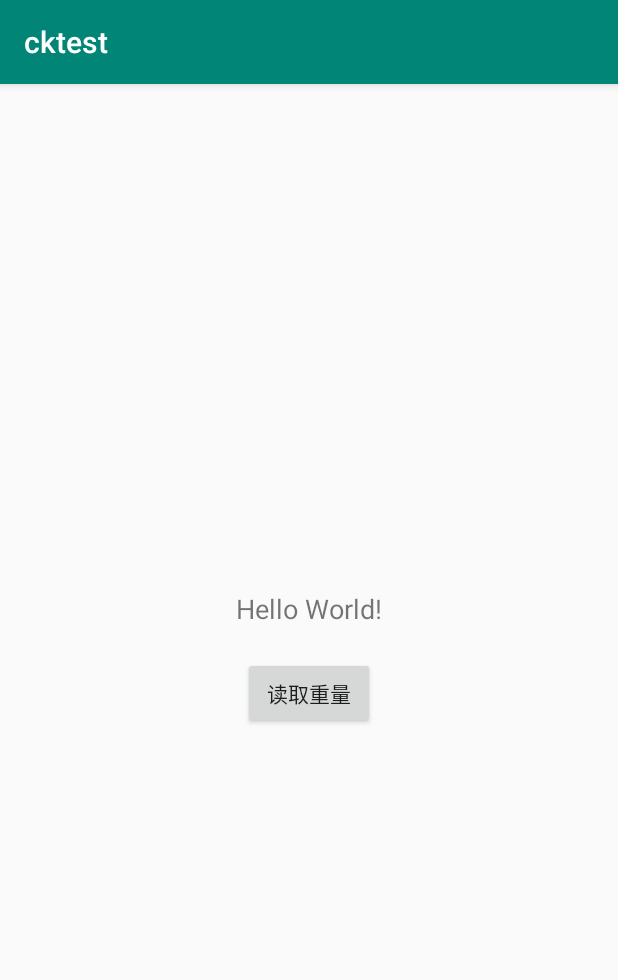
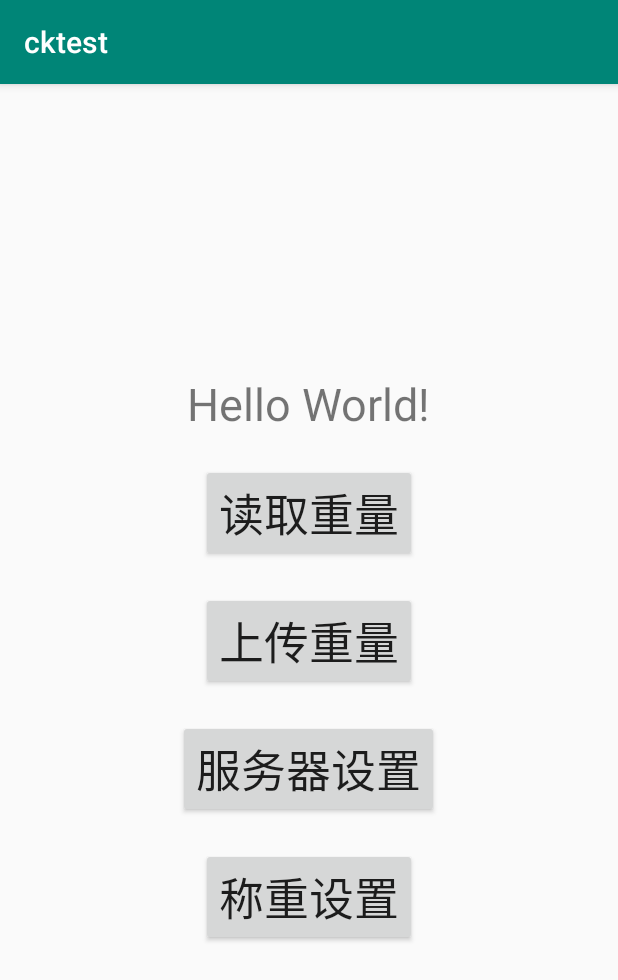
Before and after one commit to jelly-cai/pmzproject, an Android app: the screen it shows after launch (MainActivity), on a phone screen of 412 x 824 dp. Shown: the top 980 px of the screen. Run offline under Robolectric (Android 15) with nearby library versions, the phone set to English and light mode, and no system bars; libraries missing offline, so code that uses them is left out: com.kongqw.serialportlibrary, com.xuhao.didi; 5 statements that could not run were skipped.

Commit message:
完善国内

```diff
--- a/app/build.gradle
+++ b/app/build.gradle
@@ -28,4 +28,5 @@ dependencies {
     androidTestImplementation 'androidx.test:runner:1.1.1'
     androidTestImplementation 'androidx.test.espresso:espresso-core:3.1.1'
     implementation 'com.github.kongqw:AndroidSerialPort:1.0.1'
+    implementation 'com.tonystark.android:socket:4.1.0'
 }
--- a/app/src/main/AndroidManifest.xml
+++ b/app/src/main/AndroidManifest.xml
@@ -1,6 +1,9 @@
 <?xml version="1.0" encoding="utf-8"?>
 <manifest xmlns:android="http://schemas.android.com/apk/res/android"
     package="com.jellycai.test">
+
+    <uses-permission android:name="android.permission.INTERNET"/>
+    <uses-permission android:name="android.permission.ACCESS_NETWORK_STATE"/>
 
     <application
         android:allowBackup="true"
@@ -16,6 +19,8 @@
                 <category android:name="android.intent.category.LAUNCHER" />
             </intent-filter>
         </activity>
+        <activity android:name=".ServerSetActivity" />
+        <activity android:name=".WeightSetActivity" />
     </application>
 
 </manifest>
--- a/app/src/main/java/com/jellycai/test/MainActivity.java
+++ b/app/src/main/java/com/jellycai/test/MainActivity.java
@@ -8,41 +8,121 @@ import android.util.Log;
 import android.view.View;
 import android.widget.Button;
 import android.widget.TextView;
+import android.widget.Toast;
 
-import com.kongqw.serialportlibrary.Device;
-import com.kongqw.serialportlibrary.SerialPortFinder;
 import com.kongqw.serialportlibrary.SerialPortManager;
 import com.kongqw.serialportlibrary.listener.OnSerialPortDataListener;
+import com.xuhao.didi.socket.client.sdk.OkSocket;
+import com.xuhao.didi.socket.client.sdk.client.ConnectionInfo;
+import com.xuhao.didi.socket.client.sdk.client.action.SocketActionAdapter;
+import com.xuhao.didi.socket.client.sdk.client.connection.IConnectionManager;
 
 import java.io.File;
-import java.math.BigInteger;
-import java.util.ArrayList;
 
+import static android.widget.Toast.LENGTH_SHORT;
+
+/**
+ * 主页
+ */
 public class MainActivity extends AppCompatActivity {
 
     public final String TAG = "MainActivity";
 
     public static final String RS232_FILE_NAME = "/dev/ttyS4";
 
+    private SerialPortManager mSerialPortManager;
+
+    private TextView tvResult;
+    private Button btnOk;
+    private Button btnSend;
+    private Button btnServerSet;
+    private Button btnWeightSet;
+
+    private int lastWeight;
+    private int lastTime;
+
     @Override
     protected void onCreate(Bundle savedInstanceState) {
         super.onCreate(savedInstanceState);
         setContentView(R.layout.activity_main);
-        Button btnOk = findViewById(R.id.btn_ok);
-        final TextView tvResult = findViewById(R.id.tv_result);
-        final SerialPortManager mSerialPortManager = new SerialPortManager();
+        initView();
+        initListener();
+        initSerialPort();
+    }
+
+    private void initView(){
+        btnOk = findViewById(R.id.btn_ok);
+        btnSend = findViewById(R.id.btn_send);
+        btnServerSet = findViewById(R.id.btn_server_set);
+        btnWeightSet = findViewById(R.id.btn_weight_set);
+        tvResult = findViewById(R.id.tv_result);
+    }
+
+    private void initListener(){
+        btnOk.setOnClickListener(new View.OnClickListener() {
+            @Override
+            public void onClick(View v) {
+                sendWeightMessage();
+            }
+        });
+        btnSend.setOnClickListener(new View.OnClickListener() {
+            @Override
+            public void onClick(View v) {
+                String ip = SpUtils.getStringValue(MainActivity.this, ServerSetActivity.IP_KEY);
+                int port = SpUtils.getIntegerValue(MainActivity.this, ServerSetActivity.PORT_KEY);
+                if(TextUtils.isEmpty(ip) || port == 0){
+                    Toast.makeText(MainActivity.this,"请设置服务器地址和端口",LENGTH_SHORT).show();
+                    return;
+                }
+                //连接参数设置(IP,端口号),这也是一个连接的唯一标识,不同连接,该参数中的两个值至少有其一不一样
+                ConnectionInfo info = new ConnectionInfo(ip, port);
+                //调用OkSocket,开启这次连接的通道,拿到通道Manager
+                IConnectionManager manager = OkSocket.open(info);
+                //注册Socket行为监听器,SocketActionAdapter是回调的Simple类,其他回调方法请参阅类文档
+                manager.registerReceiver(new SocketActionAdapter(){
+                    @Override
+                    public void onSocketConnectionSuccess(ConnectionInfo info, String action) {
+                        //Toast.makeText(MainActivity.this, "连接成功", LENGTH_SHORT).show();
+                    }
+                });
+                //调用通道进行连接
+                manager.connect();
+            }
+        });
+        btnServerSet.setOnClickListener(new View.OnClickListener() {
+            @Override
+            public void onClick(View v) {
+                ServerSetActivity.startActivity(MainActivity.this);
+            }
+        });
+        btnWeightSet.setOnClickListener(new View.OnClickListener() {
+            @Override
+            public void onClick(View v) {
+                WeightSetActivity.startActivity(MainActivity.this);
+            }
+        });
+    }
+
+    /**
+     * 初始化端口
+     */
+    private void initSerialPort(){
+        mSerialPortManager = new SerialPortManager();
         mSerialPortManager.setOnSerialPortDataListener(new OnSerialPortDataListener() {
             @Override
             public void onDataReceived(byte[] bytes) {
+                //获取重量
                 final int weight = Rs232Utils.getWeight(StringUtils.byteArrayToHexStr(bytes));
+                //写入主页
                 MainActivity.this.runOnUiThread(new Runnable() {
                     @Override
                     public void run() {
                         tvResult.setText(weight + "");
                     }
                 });
+                //判断读数是否已经稳定下来
+
             }
-
 
             @Override
             public void onDataSent(byte[] bytes) {
@@ -50,13 +130,19 @@ public class MainActivity extends AppCompatActivity {
             }
         });
         mSerialPortManager.openSerialPort(new File(RS232_FILE_NAME), 9600);
-        btnOk.setOnClickListener(new View.OnClickListener() {
-            @Override
-            public void onClick(View v) {
-                //发送串口数据
-                mSerialPortManager.sendBytes(StringUtils.hexStrToByteArray("01030001000295CB"));
-            }
+        startLoopSendWeightMessage();
+    }
 
-        });
+    private void startLoopSendWeightMessage(){
+        sendWeightMessage();
     }
+
+    private void sendWeightMessage(){
+        if(mSerialPortManager == null){
+            return;
+        }
+        //发送串口数据
+        mSerialPortManager.sendBytes(StringUtils.hexStrToByteArray("01030001000295CB"));
+    }
+
 }
--- a/app/src/main/res/layout/activity_main.xml
+++ b/app/src/main/res/layout/activity_main.xml
@@ -12,15 +12,42 @@
         android:layout_width="wrap_content"
         android:layout_height="wrap_content"
         android:text="Hello World!"
-        android:textSize="18sp" />
+        android:textSize="30sp" />
 
     <Button
         android:id="@+id/btn_ok"
         android:layout_width="wrap_content"
         android:layout_height="wrap_content"
         android:layout_marginTop="20dp"
+        android:textSize="30sp"
         android:text="读取重量">
     </Button>
 
+    <Button
+        android:id="@+id/btn_send"
+        android:layout_width="wrap_content"
+        android:layout_height="wrap_content"
+        android:layout_marginTop="20dp"
+        android:textSize="30sp"
+        android:text="上传重量">
+    </Button>
+
+    <Button
+        android:id="@+id/btn_server_set"
+        android:layout_width="wrap_content"
+        android:layout_height="wrap_content"
+        android:layout_marginTop="20dp"
+        android:textSize="30sp"
+        android:text="服务器设置">
+    </Button>
+
+    <Button
+        android:id="@+id/btn_weight_set"
+        android:layout_width="wrap_content"
+        android:layout_height="wrap_content"
+        android:layout_marginTop="20dp"
+        android:textSize="30sp"
+        android:text="称重设置">
+    </Button>
 
 </LinearLayout>
```
Also changed, not shown: app/src/main/java/com/jellycai/test/ServerSetActivity.java (added, +118 -0 lines), app/src/main/java/com/jellycai/test/SpUtils.java (added, +89 -0 lines), app/src/main/java/com/jellycai/test/StringUtils.java (+0 -3 lines), app/src/main/java/com/jellycai/test/WeightSetActivity.java (added, +63 -0 lines), app/src/main/res/layout/activity_server_set.xml (added, +88 -0 lines), app/src/main/res/layout/activity_weight_set.xml (added, +41 -0 lines), 3 other files.
